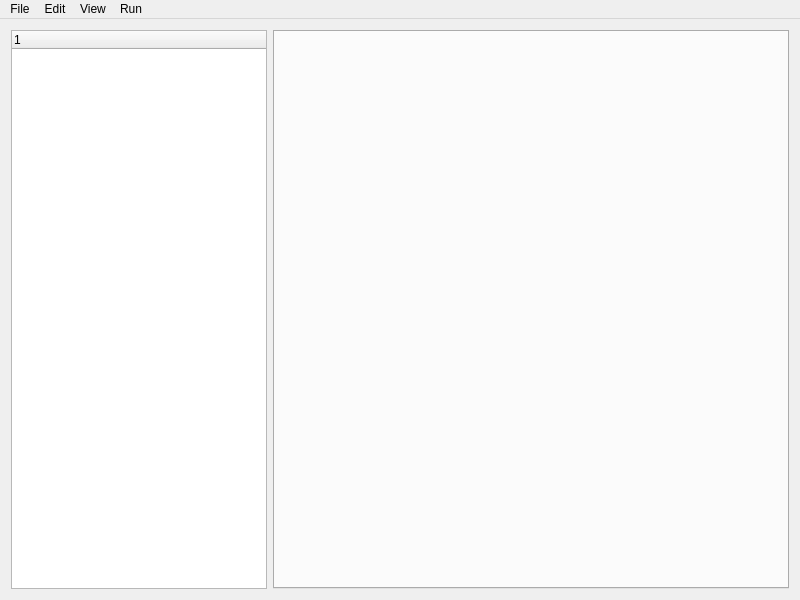
This is src/ui/mainwindow.ui in KB9/VDB as Qt 5 draws it before an edit. The edited form follows.
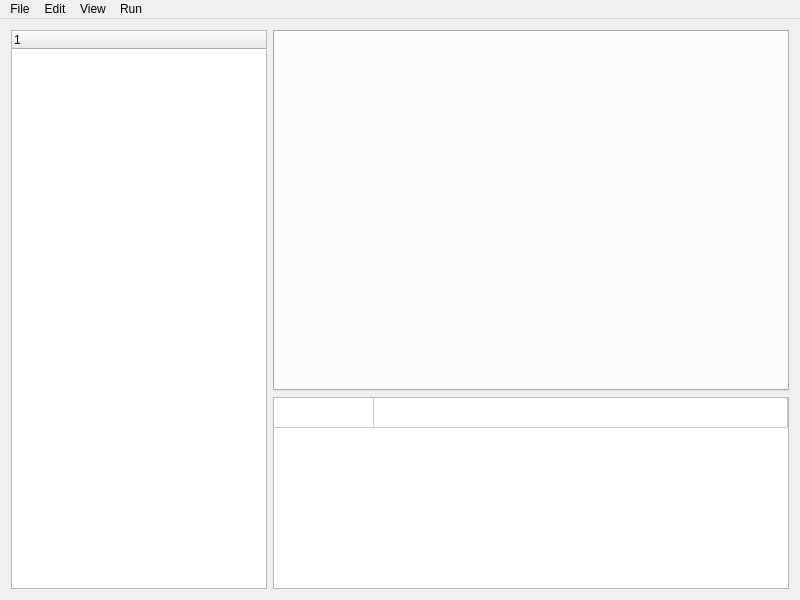
This is the edited form. Custom widgets are drawn as their Qt base class.

Commit message: Added watch table widget to UI

The edit to the form file:
```diff
--- a/src/ui/mainwindow.ui
+++ b/src/ui/mainwindow.ui
@@ -37,6 +37,8 @@
      </widget>
     </item>
     <item>
+     <layout class="QVBoxLayout" name="verticalLayout_4">
+      <item>
      <widget class="FileTabs" name="fileTabWidget">
       <property name="sizePolicy">
        <sizepolicy hsizetype="Expanding" vsizetype="Expanding">
@@ -55,6 +57,48 @@
       </property>
      </widget>
     </item>
+      <item>
+       <widget class="WatchTable" name="watchTable">
+        <property name="sizePolicy">
+         <sizepolicy hsizetype="Expanding" vsizetype="Fixed">
+          <horstretch>0</horstretch>
+          <verstretch>0</verstretch>
+         </sizepolicy>
+        </property>
+        <property name="frameShape">
+         <enum>QFrame::StyledPanel</enum>
+        </property>
+        <property name="horizontalScrollBarPolicy">
+         <enum>Qt::ScrollBarAlwaysOff</enum>
+        </property>
+        <property name="gridStyle">
+         <enum>Qt::SolidLine</enum>
+        </property>
+        <property name="rowCount">
+         <number>1</number>
+        </property>
+        <property name="columnCount">
+         <number>2</number>
+        </property>
+        <attribute name="horizontalHeaderVisible">
+         <bool>false</bool>
+        </attribute>
+        <attribute name="horizontalHeaderHighlightSections">
+         <bool>true</bool>
+        </attribute>
+        <attribute name="horizontalHeaderStretchLastSection">
+         <bool>true</bool>
+        </attribute>
+        <attribute name="verticalHeaderVisible">
+         <bool>false</bool>
+        </attribute>
+        <row/>
+        <column/>
+        <column/>
+       </widget>
+      </item>
+     </layout>
+    </item>
    </layout>
   </widget>
   <widget class="QMenuBar" name="menuBar">
@@ -123,6 +167,11 @@
    <extends>QTreeWidget</extends>
    <header>filetree.h</header>
   </customwidget>
+  <customwidget>
+   <class>WatchTable</class>
+   <extends>QTableWidget</extends>
+   <header>watchtable.h</header>
+  </customwidget>
  </customwidgets>
  <resources/>
  <connections>
```
Left out of the diff: 2 changed lines with no effect on the pictures. Lines whose indentation alone changed are shown as unchanged. The commit also changes 3 other files.
